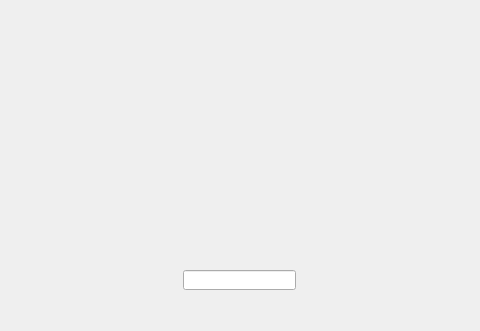
Above: QtDemo/mainwindow.ui from AufarLIRS/CPP-2019-2020-TemplateQtTest before the change; both pictures show x 97 to 577 and y 0 to 331 of the 800 by 600 pixel window. Below: the same form after it.
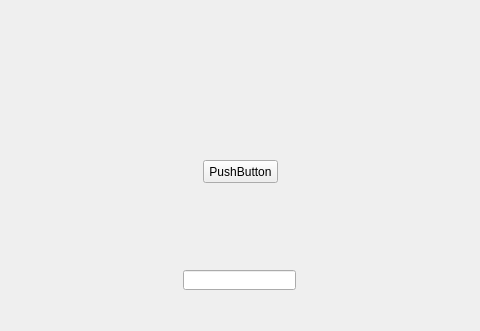
That is the form after the change.

What changed in the file:
```diff
--- a/QtDemo/mainwindow.ui
+++ b/QtDemo/mainwindow.ui
@@ -24,6 +24,19 @@
      </rect>
     </property>
    </widget>
+   <widget class="QPushButton" name="pushButton">
+    <property name="geometry">
+     <rect>
+      <x>300</x>
+      <y>160</y>
+      <width>75</width>
+      <height>23</height>
+     </rect>
+    </property>
+    <property name="text">
+     <string>PushButton</string>
+    </property>
+   </widget>
   </widget>
   <widget class="QMenuBar" name="menubar">
    <property name="geometry">
```
